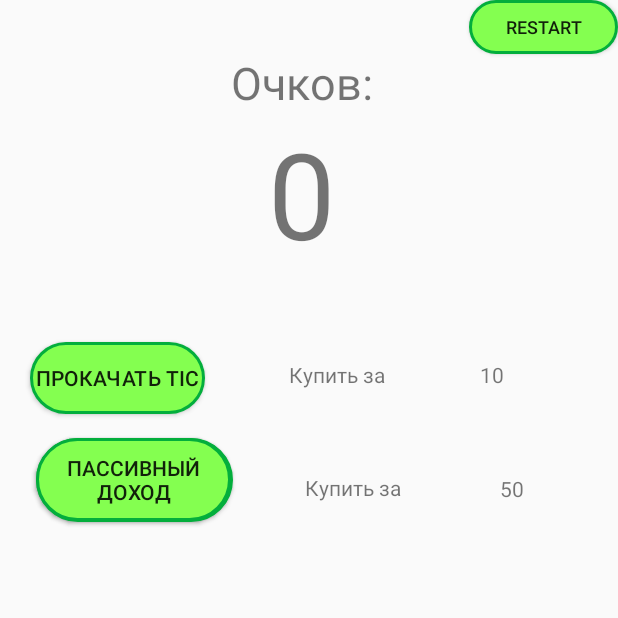
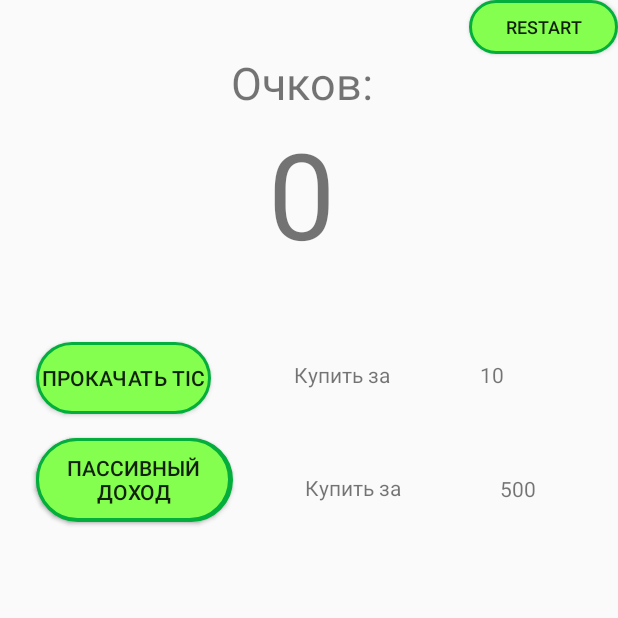
Before and after one commit to Sudkir/Dumpling, an Android app: the screen it shows after launch (MainActivity), after a tap on "RESTART", on a phone screen of 412 x 824 dp, the top half of it. Run offline under Robolectric (Android 15) with nearby library versions, the phone set to English and light mode, and no system bars; 2 other taps on this screen came first.

```diff
--- a/app/src/main/java/com/example/gojawin01/MainActivity.java
+++ b/app/src/main/java/com/example/gojawin01/MainActivity.java
@@ -50,7 +50,7 @@ public class MainActivity extends AppCompatActivity {
     public int boostUp = 10; //цена прокачки тика
     public int mCount =0; //общее количесво очков
     public int lvlUpOne = 1; // уровень прокачки
-    public int boostUpTime = 50;
+    public int boostUpTime = 500;
     public int lvlUpTime = 1; // уровень прокачки
     public TextView mShowCount; // показ очков
     private TextView price; // показ цены клика
@@ -85,6 +85,7 @@ public class MainActivity extends AppCompatActivity {
     public static final String APP_PREFERENCES_SCORE= "Score"; // очки
     public static final String APP_PREFERENCES_UPTIME= "UpTime"; // очки
     public static final String APP_PREFERENCES_BOOL = "Bool";
+    public static final String APP_PREFERENCES_PRICETIME = "Time"; // прокачка таймера
     SharedPreferences mSettings;
 
 
@@ -100,7 +101,11 @@ public class MainActivity extends AppCompatActivity {
 
         timerTextView = (TextView) findViewById(R.id.timerTxt);
         Button b = (Button) findViewById(R.id.btnTimer);
+
         mShowCount = (TextView) findViewById(R.id.textView);
+        mCount =0;
+        mShowCount.setText(Integer.toString(mCount));
+
         TimerTxt = (TextView) findViewById(R.id.timerTxt);
         price = (TextView) findViewById(R.id.Price);
         priceTime = (TextView) findViewById(R.id.PriceTime);
@@ -133,7 +138,7 @@ public class MainActivity extends AppCompatActivity {
                     timerHandler.postDelayed(timerRunnable, 0);
                     b.setVisibility(View.INVISIBLE);
                     mCount = mCount - boostUpTime;
-                    boostUpTime = 1000;
+                    boostUpTime = 500;
                     priceTime.setText(Integer.toString(boostUpTime));
                     bol = true;
 
@@ -161,6 +166,8 @@ public class MainActivity extends AppCompatActivity {
         SharedPreferences.Editor editor = mSettings.edit();
         editor.putString(APP_PREFERENCES_SCORE, strCount);
         editor.putString(APP_PREFERENCES_UPTIME, strLvlUpTime);
+        String strPriceTime = Integer.toString(boostUpTime);
+        editor.putString(APP_PREFERENCES_PRICETIME, strPriceTime);
         editor.putBoolean(APP_PREFERENCES_BOOL, bol);
         editor.apply();
 
@@ -171,6 +178,8 @@ public class MainActivity extends AppCompatActivity {
     protected void onResume()
 {
     super.onResume();
+
+    //количествао очков
     if (mSettings.contains(APP_PREFERENCES_SCORE)) {
         // выводим данные в TextView
         mShowCount.setText(mSettings.getString(APP_PREFERENCES_SCORE, ""));
@@ -178,11 +187,19 @@ public class MainActivity extends AppCompatActivity {
         String valueCount= mShowCount.getText().toString();
         mCount=Integer.parseInt(valueCount);
     }
-
+    //прокачка таймера
     if (mSettings.contains(APP_PREFERENCES_UPTIME)) {
        String value= mSettings.getString(APP_PREFERENCES_UPTIME, "");
        lvlUpTime=Integer.parseInt(value);
     }
+
+    //цена прокачки таймера
+    if (mSettings.contains(APP_PREFERENCES_PRICETIME)) {
+        String value= mSettings.getString(APP_PREFERENCES_PRICETIME, "");
+        boostUpTime=Integer.parseInt(value);
+        priceTime.setText(Integer.toString(boostUpTime));
+    }
+
 
     //таймер
     if (mSettings.contains(APP_PREFERENCES_BOOL)) {
@@ -196,6 +213,8 @@ public class MainActivity extends AppCompatActivity {
         }
     }
 
+
+
 }
 
     //Клик (чуть не забыли)
@@ -203,11 +222,9 @@ public class MainActivity extends AppCompatActivity {
 
 
         //анимация
-        //Button btnDrain = findViewById(R.id.btnDrain);
         final Animation animation = AnimationUtils.loadAnimation(this, R.anim.bounce);
         BounceInterpolator interpolator = new BounceInterpolator(0.2, 20);
         animation.setInterpolator(interpolator);
-        //btnDrain.startAnimation(animation);
         //счетчик
         mCount = mCount + lvlUpOne;
         if (mShowCount != null)
@@ -239,7 +256,7 @@ public class MainActivity extends AppCompatActivity {
         boostUp = 10; //цена прокачки тика
         mCount = 0; //общее количесво очков
         lvlUpOne = 1; // уровень прокачки
-        boostUpTime = 50;
+        boostUpTime = 500;
         lvlUpTime = 1; // уровень прокачки
         price.setText(Integer.toString(boostUp));
         priceTime.setText(Integer.toString(boostUpTime));
--- a/app/src/main/res/layout/activity_main.xml
+++ b/app/src/main/res/layout/activity_main.xml
@@ -65,10 +65,10 @@
         android:id="@+id/Booster"
         android:layout_width="wrap_content"
         android:layout_height="wrap_content"
+        android:layout_marginStart="24dp"
+        android:layout_marginLeft="24dp"
+        android:layout_marginTop="228dp"
         android:background="@drawable/button_states"
-        android:layout_marginStart="20dp"
-        android:layout_marginLeft="20dp"
-        android:layout_marginTop="228dp"
         android:onClick="Booster"
         android:text="Прокачать Tic"
         app:layout_constraintStart_toStartOf="parent"
```
